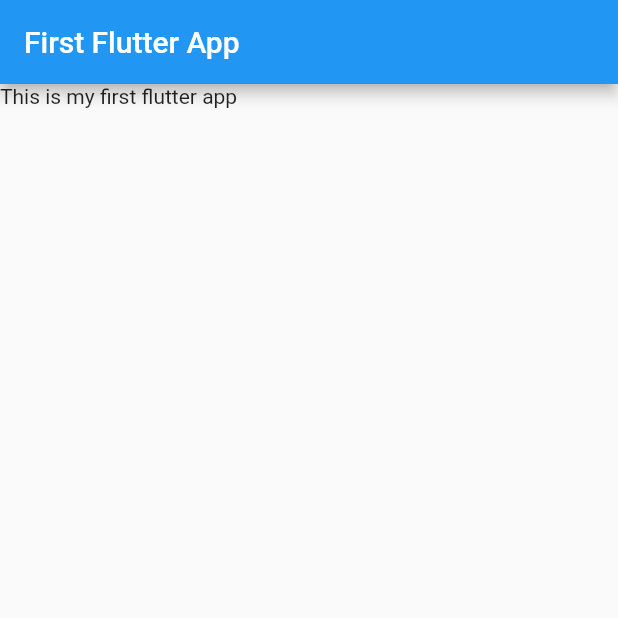
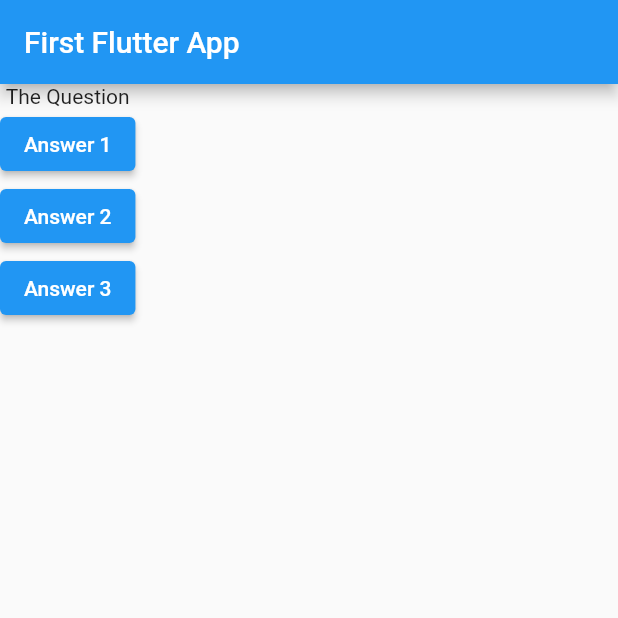
Before and after one commit to sunaranish17/learning-flutter, a Flutter app: the screen it shows after launch, on a phone screen of 412 x 824 dp, the top half of it. Run offline on Flutter 3.47's test engine with Material 2 defaults, Android fonts, the phone set to English and light mode, and no system bars.

Commit message:
Feat: Buttons and functions

```diff
--- a/lib/main.dart
+++ b/lib/main.dart
@@ -5,6 +5,10 @@ void main() {
 }
 
 class MyApp extends StatelessWidget {
+  void answerQuestion() {
+    print("Question Answered");
+  }
+
   @override
   Widget build(BuildContext context) {
     return MaterialApp(
@@ -12,7 +16,26 @@ class MyApp extends StatelessWidget {
         appBar: AppBar(
           title: Text("First Flutter App"),
         ),
-        body: Text("This is my first flutter app"),
+        body: Column(
+          children: [
+            Text("The Question"),
+            ElevatedButton(
+              child: Text("Answer 1"),
+              onPressed: answerQuestion,
+            ),
+            ElevatedButton(
+              child: Text("Answer 2"),
+              onPressed: () => print("Second Answer"),
+            ),
+            ElevatedButton(
+              child: Text("Answer 3"),
+              onPressed: () {
+                //Do something
+                print("Third Answer");
+              },
+            ),
+          ],
+        ),
       ),
     );
   }
```
